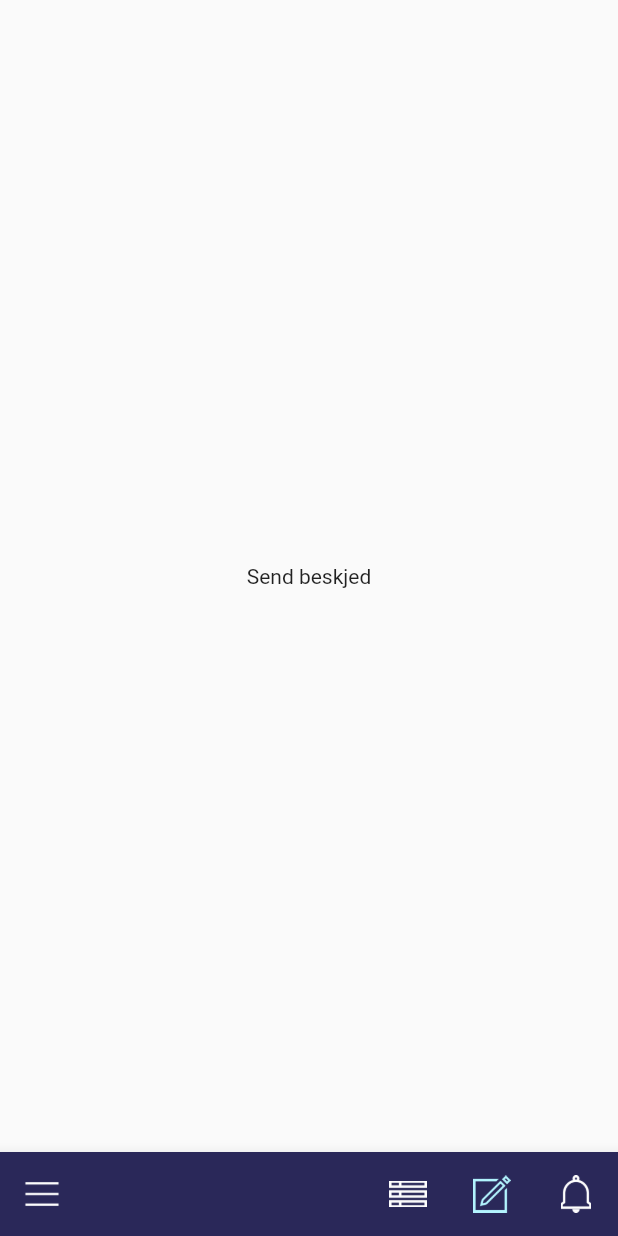
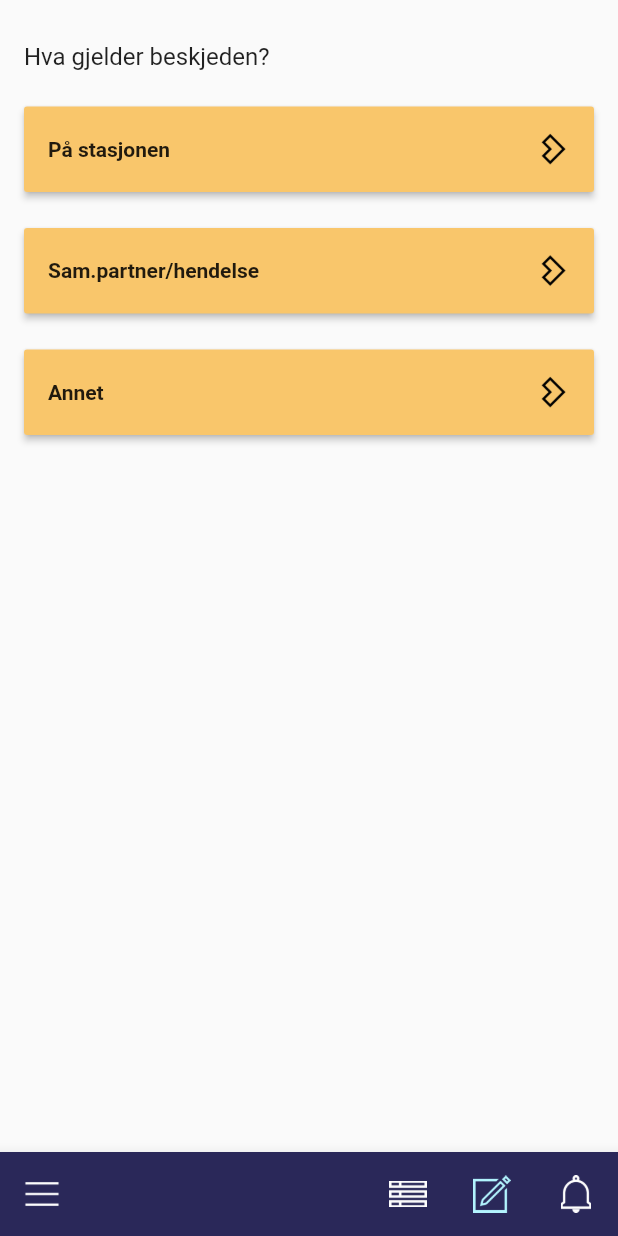
Before and after one commit to Knowit-Objectnet/oko-ombruk-mobile, a Flutter app: the TabsScreenStasjon screen opened directly, item 3 of the bottom bar chosen, on a phone screen of 412 x 824 dp. Run offline on Flutter 3.47's test engine with Material 2 defaults, Android fonts, the phone set to English and light mode, and no system bars; our stand-ins replace bloc, equatable, flutter_bloc, flutter_secure_storage, grouped_list; missing offline and left inert: flutter_week_view, jose, openid_client; accounts and stored records are empty; network calls fail; Roboto replaces fonts that are missing (OsloSansOffice).

Commit message:
Added message screen for stations

```diff
--- a/app/lib/ui/tabs/TabsScreenStasjon.dart
+++ b/app/lib/ui/tabs/TabsScreenStasjon.dart
@@ -7,6 +7,7 @@ import 'package:ombruk/ui/tabs/bottomAppBarComponents/bottomAppBarButton.dart';
 
 import 'package:ombruk/ui/tabs/calendar/CalendarBlocProvider.dart';
 import 'package:ombruk/ui/tabs/notifications/NotificationScreen.dart';
+import 'package:ombruk/ui/tabs/stasjonComponents/MessageScreen.dart';
 
 import 'package:ombruk/globals.dart' as globals;
 import 'package:ombruk/ui/customIcons.dart' as customIcons;
@@ -32,7 +33,7 @@ class _TabsScreenStasjonState extends State<TabsScreenStasjon> {
         index: _selectedIndex,
         children: <Widget>[
           SafeArea(child: CalendarBlocProvider()),
-          Center(child: Text('Send beskjed')),
+          SafeArea(child: MessageScreen()),
           NotificationScreen(),
         ],
       ),
--- /dev/null
+++ b/app/lib/ui/tabs/stasjonComponents/MessageScreen.dart
@@ -0,0 +1,55 @@
+import 'package:flutter/material.dart';
+import 'package:ombruk/ui/customIcons.dart' as customIcons;
+import 'package:ombruk/globals.dart' as globals;
+
+class MessageScreen extends StatelessWidget {
+  @override
+  Widget build(BuildContext context) {
+    return Padding(
+      padding: EdgeInsets.all(16.0),
+      child: Column(
+        crossAxisAlignment: CrossAxisAlignment.start,
+        children: <Widget>[
+          Padding(
+            padding: EdgeInsets.symmetric(vertical: 12.0),
+            child: Text(
+              'Hva gjelder beskjeden?',
+              style: TextStyle(fontSize: 16.0),
+            ),
+          ),
+          _stationButton('På stasjonen', customIcons.arrowRight, () => null),
+          _stationButton(
+              'Sam.partner/hendelse', customIcons.arrowRight, () => null),
+          _stationButton('Annet', customIcons.arrowRight, () => null),
+        ],
+      ),
+    );
+  }
+
+  Widget _stationButton(String title, String icon, Function onPressed) {
+    return Padding(
+      padding: EdgeInsets.symmetric(vertical: 12.0),
+      child: RaisedButton(
+        padding: EdgeInsets.symmetric(vertical: 16.0, horizontal: 16.0),
+        color: globals.osloYellow,
+        onPressed: onPressed,
+        child: Row(
+          mainAxisAlignment: MainAxisAlignment.spaceBetween,
+          children: <Widget>[
+            Flexible(
+              child: Text(
+                title,
+                style: TextStyle(fontWeight: FontWeight.bold),
+              ),
+            ),
+            Image.asset(
+              'assets/icons/$icon',
+              height: 25,
+              width: 25,
+            ),
+          ],
+        ),
+      ),
+    );
+  }
+}
```
